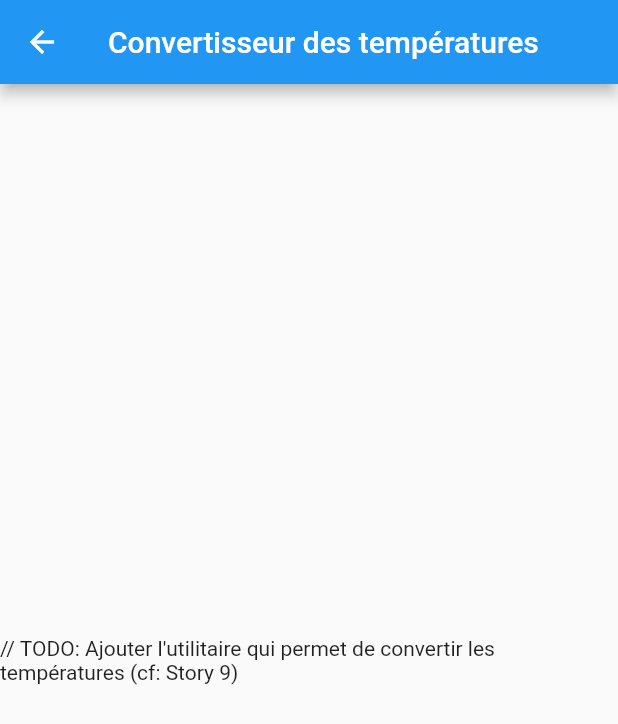
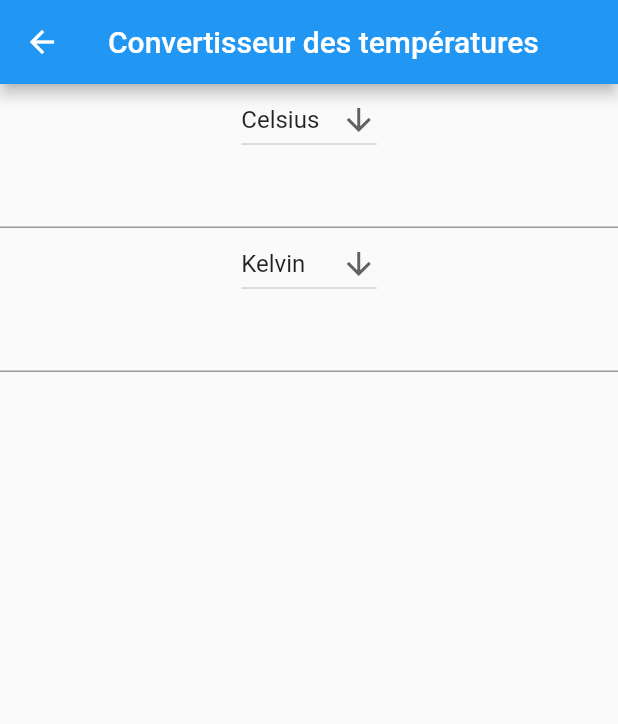
Before and after one commit to MJ-adax/Converter-Project-Flutter, a Flutter app: the DegreeConverterPage screen opened directly, on a phone screen of 412 x 824 dp. Shown: the top 724 px of the screen. Run offline on Flutter 3.47's test engine with Material 2 defaults, Android fonts, the phone set to English and light mode, and no system bars.

Commit message:
Température début

```diff
--- a/calculator_app/lib/utilitaires/degreeConverter.dart
+++ b/calculator_app/lib/utilitaires/degreeConverter.dart
@@ -12,6 +12,45 @@ class DegreeConverterPage extends StatefulWidget  {
 
 class _DegreeConverterPageState extends State<DegreeConverterPage> {
 
+  String dropdownValue = 'Celsius';
+  String dropdownValue2 = 'Kelvin';
+  var myController1 = TextEditingController();
+  var myController2 = TextEditingController();
+  num dValue = 0;
+  num cValue = 0;
+  num kValue = 0;
+  num fValue = 0;
+
+
+
+//   void stringToDouble(tValue) {
+//     dValue = double.parse(tValue);
+//  }
+//
+//
+//   resultatDansTextfield2(value){
+//     myController2.text = '$kValue' ;
+// }
+ celsiusToKelvin(String tValue){
+    dValue = num.parse('$tValue');
+    kValue = dValue + 273.15;
+    myController2.text = kValue.toStringAsFixed(2);
+  }
+
+
+
+
+
+
+  @override
+  void dispose() {
+    // Clean up the controller when the widget is disposed.
+    myController1.dispose();
+    myController2.dispose();
+    super.dispose();
+  }
+
+
   @override
   Widget build(BuildContext context) {
     return Scaffold(
@@ -19,7 +58,84 @@ class _DegreeConverterPageState extends State<DegreeConverterPage> {
         title: Text(widget.title),
       ),
       body: Center(
-          child: Text("// TODO: Ajouter l'utilitaire qui permet de convertir les températures (cf: Story 9)")
+        child: Column(
+          children : <Widget>[
+            DropdownButton<String>(
+              value: dropdownValue,
+              icon: Icon(Icons.arrow_downward),
+              iconSize: 24,
+              elevation: 16,
+              onChanged: (String? newValue){
+                setState(() {
+                  dropdownValue = newValue!;
+                });
+              },
+              items: <String>['Celsius', 'Kelvin', 'Farenheit']
+                .map<DropdownMenuItem<String>>((String value) {
+                  return DropdownMenuItem<String>(
+                  value: value,
+                  child: Text(value),
+                );
+              })
+              .toList(),
+
+            ),
+            TextField(
+              controller: myController1,
+            //  onChanged: celsiusToKelvin(myController1.text),
+
+
+
+
+
+
+            ),
+            DropdownButton<String>(
+              value: dropdownValue2,
+              icon: Icon(Icons.arrow_downward),
+              iconSize: 24,
+              elevation: 16,
+              onChanged: (String? newValue2){
+                setState(() {
+                  dropdownValue2 = newValue2!;
+                });
+              },
+              items: <String>['Celsius', 'Kelvin', 'Farenheit']
+                  .map<DropdownMenuItem<String>>((String value2) {
+                return DropdownMenuItem<String>(
+                  value: value2,
+                  child: Text(value2),
+                );
+              })
+                  .toList(),
+
+            ),
+
+            TextField(
+              controller: myController2,
+          //    onChanged: celsiusToKelvin(myController2.text),
+
+
+
+
+
+
+            ),
+
+
+
+
+            // ElevatedButton(
+            //   child: Text('convert'),
+            //   onPressed: () => {
+            //     celsiusToKelvin(myController1.text),
+            //
+            //
+            //   },
+            //
+            // ),
+          ],
+        ),
       ),
     );
   }
```
